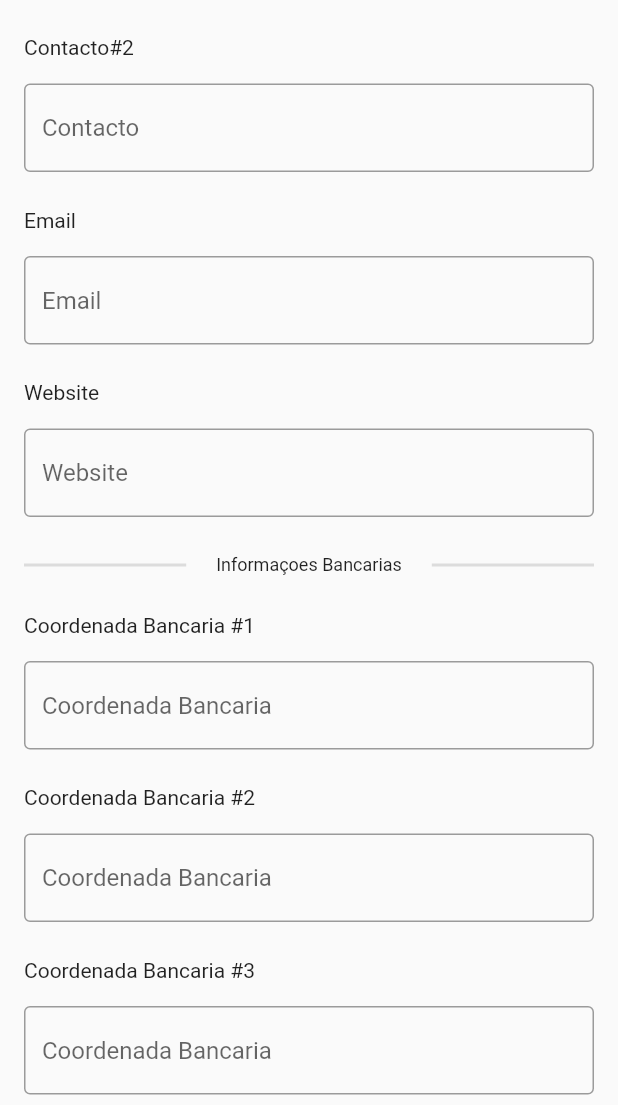
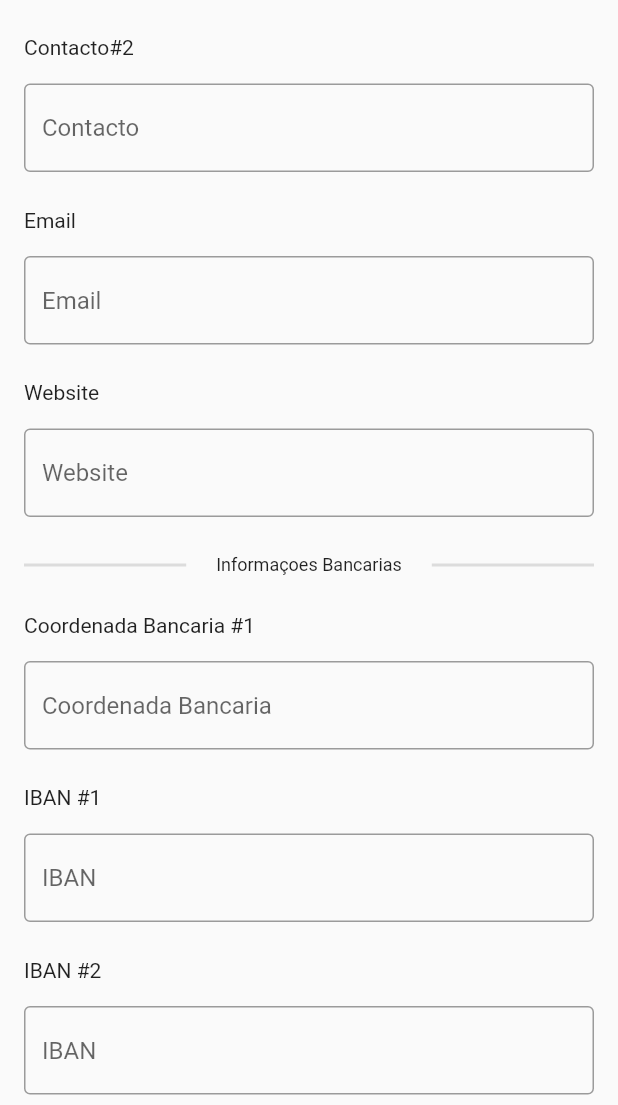
Before and after one commit to Joao-Neto-DH/Sistema-de-gestao-comercial-e-faturacao, a Flutter app: the MainScreen screen opened directly, scrolled down 576 dp, on a phone screen of 412 x 824 dp, the part 131-1236 px from its top. Run offline on Flutter 3.47's test engine with Material 2 defaults, Android fonts, the phone set to English and light mode, and no system bars; our stand-ins replace image_picker.

Commit message:
Removendo coordenadas bancarias de EmpresaScreen

```diff
--- a/lib/screens/empresa/empresa_screen.dart
+++ b/lib/screens/empresa/empresa_screen.dart
@@ -106,24 +106,6 @@ class EmpresaScreen extends StatelessWidget {
           ),
           spaceFields,
           const Text(
-            "Coordenada Bancaria #2",
-          ),
-          spaceLabelField,
-          TextFormField(
-            decoration: const InputDecoration(
-                hintText: "Coordenada Bancaria", border: OutlineInputBorder()),
-          ),
-          spaceFields,
-          const Text(
-            "Coordenada Bancaria #3",
-          ),
-          spaceLabelField,
-          TextFormField(
-            decoration: const InputDecoration(
-                hintText: "Coordenada Bancaria", border: OutlineInputBorder()),
-          ),
-          spaceFields,
-          const Text(
             "IBAN #1",
           ),
           spaceLabelField,
```
